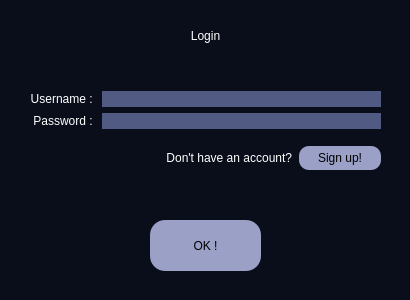
Before: the Qt Designer form Sudoku/loginform.ui in UIAP4002-Dr-Mahdavi/mini-project-2-sudoku-Hsoonaik, drawn with Qt 5.
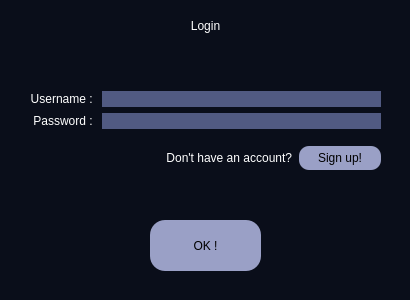
After: the same form once the commit is applied.

The edit to the form file:
```diff
--- a/Sudoku/loginform.ui
+++ b/Sudoku/loginform.ui
@@ -10,6 +10,18 @@
     <height>300</height>
    </rect>
   </property>
+  <property name="minimumSize">
+   <size>
+    <width>410</width>
+    <height>300</height>
+   </size>
+  </property>
+  <property name="maximumSize">
+   <size>
+    <width>410</width>
+    <height>300</height>
+   </size>
+  </property>
   <property name="cursor">
    <cursorShape>ArrowCursor</cursorShape>
   </property>
@@ -27,7 +39,7 @@
     <property name="geometry">
      <rect>
       <x>0</x>
-      <y>10</y>
+      <y>0</y>
       <width>411</width>
       <height>51</height>
      </rect>
```
